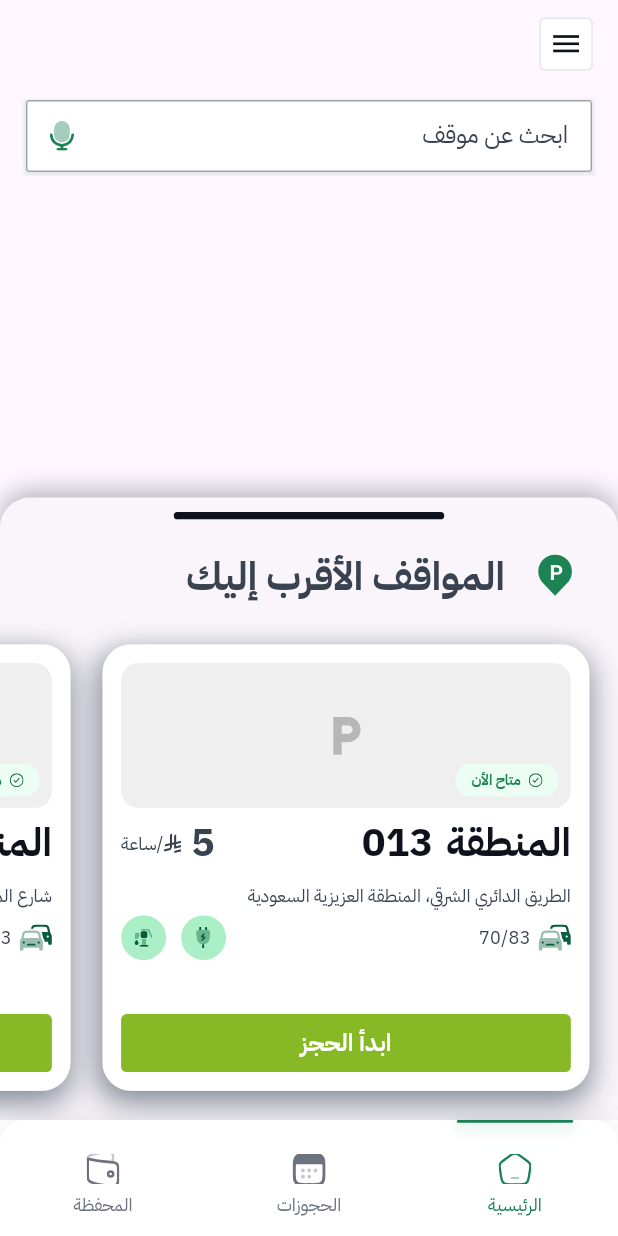
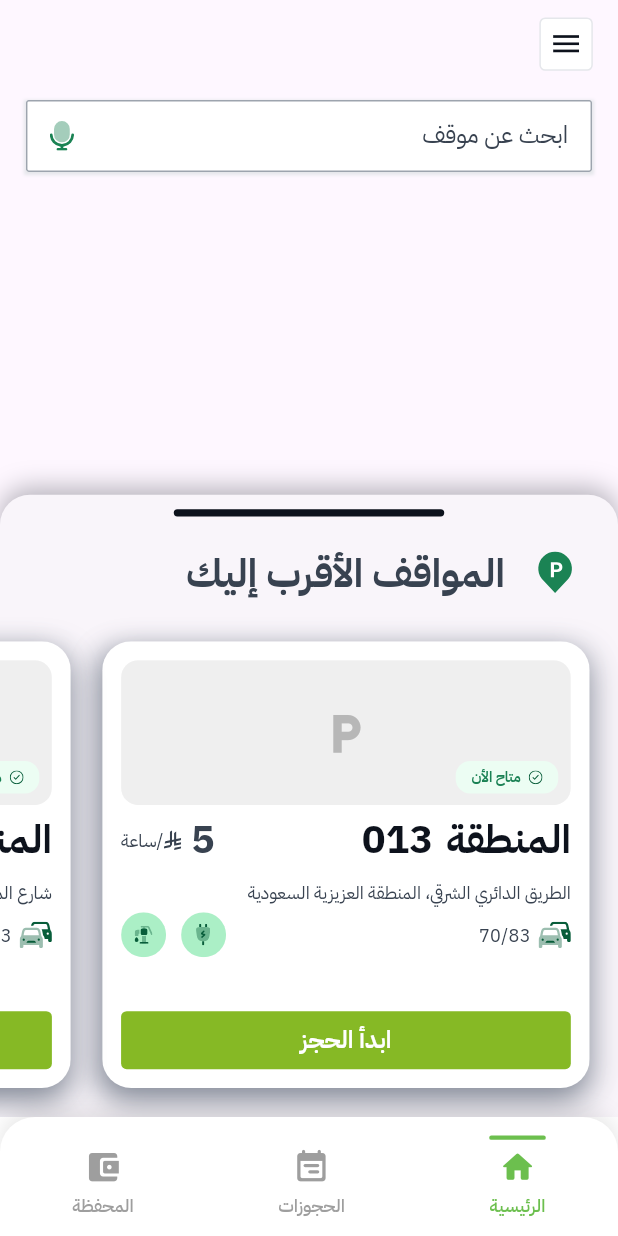
Before and after one commit to masoudframwork/smart-park-app, a Flutter app: the BottomNavBarPage screen opened by its route, on a phone screen of 412 x 824 dp. Run offline on Flutter 3.47's test engine with Material 3 defaults, Android fonts, the light colour scheme and no system bars; our stand-ins replace cached_network_image, dio, flutter_map, flutter_riverpod, flutter_screenutil, flutter_secure_storage and 9 more; accounts and stored records are empty; project files that could hold a hidden picture were left out.

```diff
--- a/lib/features/bottom_nav_bar/presentation/widgets/home_bottom_nav_bar.dart
+++ b/lib/features/bottom_nav_bar/presentation/widgets/home_bottom_nav_bar.dart
@@ -1,11 +1,6 @@
 import 'package:flutter/material.dart';
 import 'package:flutter_riverpod/flutter_riverpod.dart';
 import 'package:flutter_screenutil/flutter_screenutil.dart';
-import 'package:smart/core/theme/app_color.dart';
-import 'package:smart/core/theme/app_text_theme.dart';
-import 'package:smart/core/widgets/app_text.dart';
-import 'package:smart/core/widgets/svg_image_widget.dart';
-import 'package:smart/features/bottom_nav_bar/domain/models/bottom_nav_bar_item.dart';
 import 'package:smart/features/bottom_nav_bar/presentation/controller/bottom_nav_bar_controller.dart';
 
 class HomeBottomNavigationBar extends ConsumerWidget {
@@ -13,99 +8,118 @@ class HomeBottomNavigationBar extends ConsumerWidget {
 
   @override
   Widget build(BuildContext context, WidgetRef ref) {
+    final controller = ref.watch(bottomNavBarController);
+    final currentIndex = controller.currentIndex;
+
+    // Colors from your design
+    const selectedColor = Color(0xFF6CBF4E);
+    const unselectedColor = Color(0xFF9E9E9E);
+
     return Container(
-      width: 394.w,
-      height: 80.h,
+      height: 82.h,
       decoration: BoxDecoration(
         color: Colors.white,
-        borderRadius: const BorderRadius.only(
-          topLeft: Radius.circular(16),
-          topRight: Radius.circular(16),
+        borderRadius: BorderRadius.only(
+          topLeft: Radius.circular(24.r),
+          topRight: Radius.circular(24.r),
         ),
         boxShadow: [
           BoxShadow(
-            color: Colors.black.withOpacity(0.06),
+            color: Colors.black.withOpacity(0.1),
             blurRadius: 12,
-            offset: const Offset(0, -2),
+            offset: const Offset(0, -4),
           ),
         ],
       ),
-      child: Row(
-        crossAxisAlignment: CrossAxisAlignment.center,
-        children: ref
-            .read(bottomNavBarController)
-            .navItems
-            .map((e) => Expanded(child: navBarItem(e, ref: ref)))
-            .toList(),
-      ),
-    );
-  }
-
-  Widget navBarItem(BottomNavBarItem item, {required WidgetRef ref}) {
-    final isSelected =
-        ref.watch(bottomNavBarController).currentIndex == item.index;
-
-    return GestureDetector(
-      onTap: () => ref.read(bottomNavBarController).changeIndex(item.index),
-      child: SizedBox(
-        height: 80.h,
-        child: Stack(
-          alignment: Alignment.topCenter,
+      child: Directionality(
+        textDirection: TextDirection.rtl, // your app uses Arabic UI
+        child: Row(
+          mainAxisAlignment: MainAxisAlignment.spaceAround,
           children: [
-            AnimatedContainer(
-              duration: const Duration(milliseconds: 220),
-              curve: Curves.easeOut,
-              height: isSelected ? 2.h : 0,
-              width: 74.w,
-              margin: const EdgeInsets.only(top: 0),
-              decoration: BoxDecoration(
-                color: isSelected
-                    ? AppColor.selectedTabTextColor
-                    : Colors.transparent,
-                borderRadius: BorderRadius.circular(12),
-                boxShadow: isSelected
-                    ? [
-                  BoxShadow(
-                    color:
-                    AppColor.selectedTabTextColor.withOpacity(0.25),
-                    blurRadius: 8,
-                    spreadRadius: 0.8,
-                    offset: const Offset(0, 2),
-                  ),
-                ]
-                    : null,
-              ),
+            _item(
+              index: 0,
+              label: "الرئيسية",
+              icon: Icons.home_rounded,
+              isSelected: currentIndex == 0,
+              selectedColor: selectedColor,
+              unselectedColor: unselectedColor,
+              onTap: () {
+                // ref.read(bottomNavBarController).setIndex(0);
+              }
             ),
-            Align(
-              alignment: Alignment.center,
-              child: Column(
-                mainAxisSize: MainAxisSize.min,
-                children: [
-                  const SizedBox(height: 10),
-                  SvgImageWidget(
-                    item.icon,
-                    height: 21.h,
-                    width: 21.w,
-                    fit: BoxFit.cover,
-                    color: isSelected
-                        ? AppColor.selectedTabTextColor
-                        : AppColor.greyTextColor,
-                  ),
-                  const SizedBox(height: 5),
-                  AppText(
-                    text: item.title,
-                    appTextTheme: AppTextTheme.bodySmallTextStyle().copyWith(
-                      color: isSelected
-                          ? AppColor.selectedTabTextColor
-                          : AppColor.greyTextColor,
-                    ),
-                  ),
-                ],
-              ),
+            _item(
+              index: 1,
+              label: "الحجوزات",
+              icon: Icons.event_note_rounded,
+              isSelected: currentIndex == 1,
+              selectedColor: selectedColor,
+              unselectedColor: unselectedColor,
+                onTap: () {
+                  // ref.read(bottomNavBarController).setIndex(1);
+                }
+            ),
+            _item(
+              index: 2,
+              label: "المحفظة",
+              icon: Icons.account_balance_wallet_rounded,
+              isSelected: currentIndex == 2,
+              selectedColor: selectedColor,
+              unselectedColor: unselectedColor,
+                onTap: () {
+                  // ref.read(bottomNavBarController).setIndex(2);
+                }
             ),
           ],
         ),
       ),
     );
   }
+
+  Widget _item({
+    required int index,
+    required String label,
+    required IconData icon,
+    required bool isSelected,
+    required Color selectedColor,
+    required Color unselectedColor,
+    required VoidCallback onTap,
+  }) {
+    return GestureDetector(
+      onTap: onTap,
+      behavior: HitTestBehavior.opaque,
+      child: Column(
+        mainAxisAlignment: MainAxisAlignment.center,
+        children: [
+          // Top green highlight
+          AnimatedContainer(
+            duration: const Duration(milliseconds: 200),
+            height: 3.h,
+            width: isSelected ? 36.w : 0,
+            decoration: BoxDecoration(
+              color: isSelected ? selectedColor : Colors.transparent,
+              borderRadius: BorderRadius.circular(50),
+            ),
+          ),
+          SizedBox(height: 6.h),
+
+          Icon(
+            icon,
+            size: 26.sp,
+            color: isSelected ? selectedColor : unselectedColor,
+          ),
+
+          SizedBox(height: 4.h),
+
+          Text(
+            label,
+            style: TextStyle(
+              fontSize: 12.5.sp,
+              fontWeight: FontWeight.w500,
+              color: isSelected ? selectedColor : unselectedColor,
+            ),
+          ),
+        ],
+      ),
+    );
+  }
 }
```
Also changed, not shown: pubspec.lock, 2 other files.
